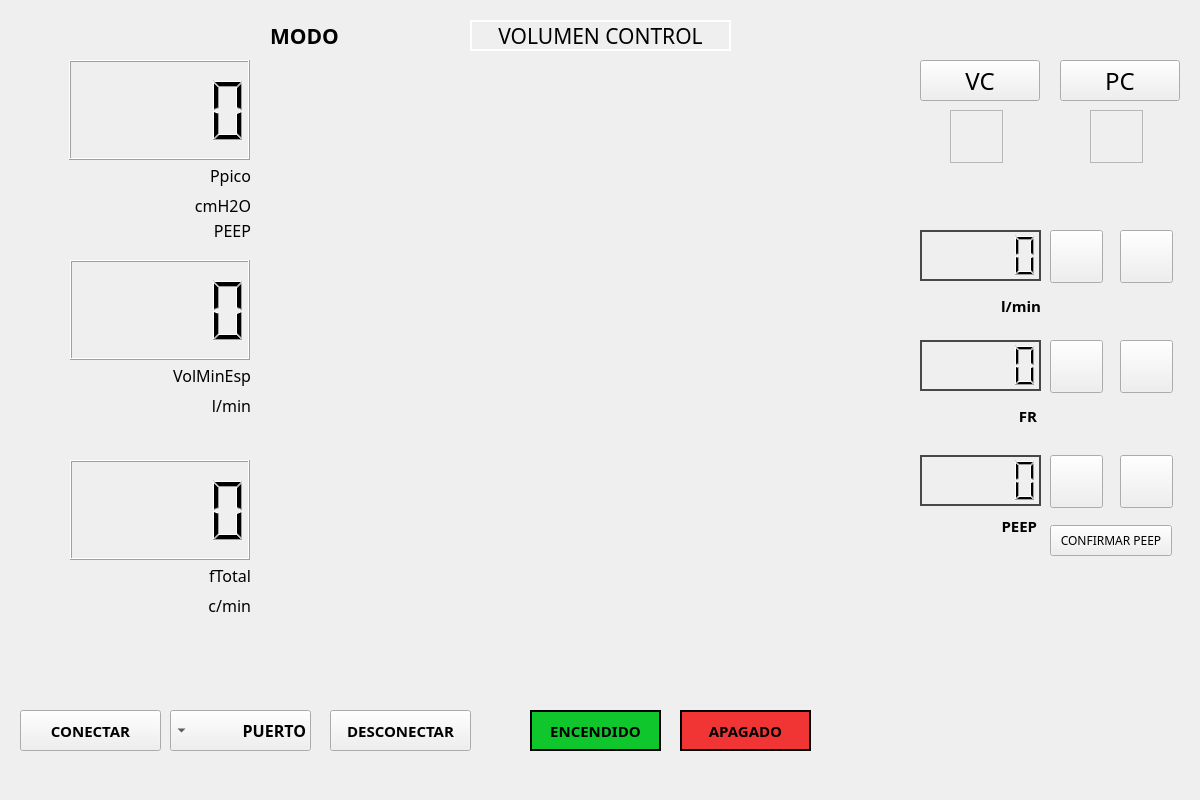
Qt form diseño_gui.ui (1PYTHON1/Interfaz_Grafica_Ventilador_Mecanico_PyQt5) before a commit.
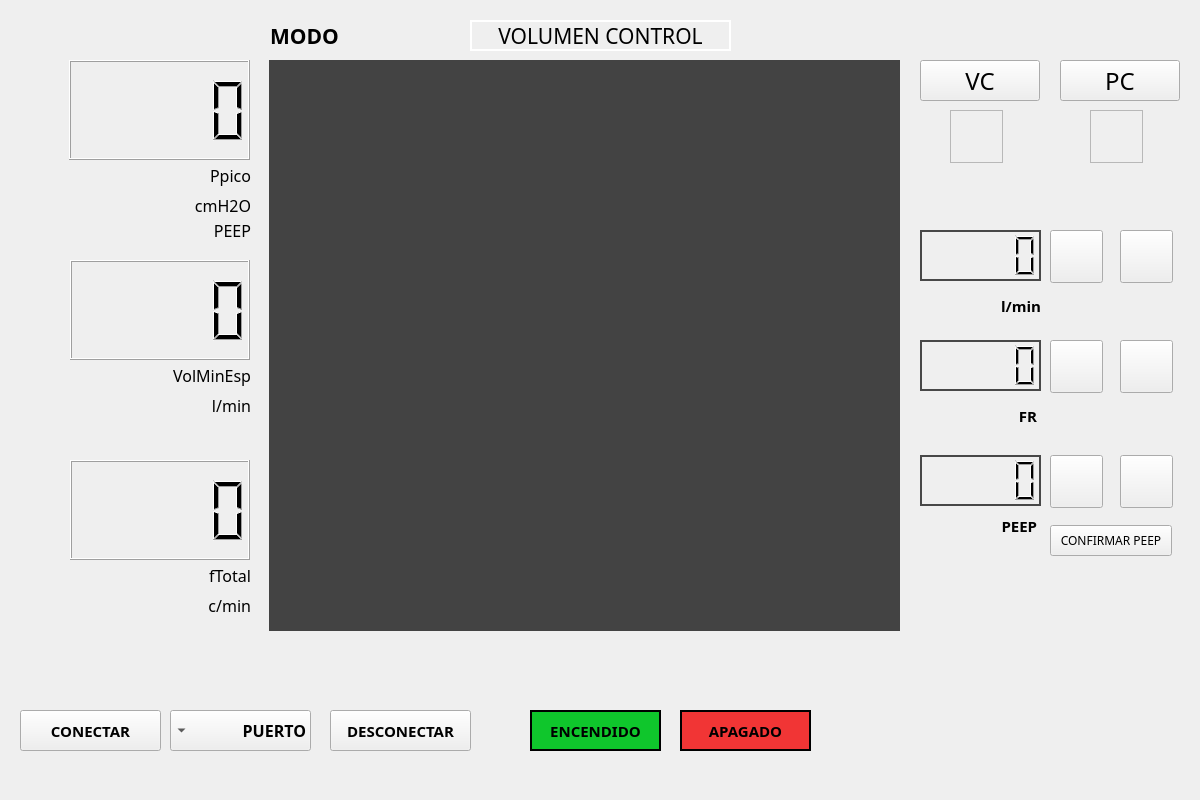
The same form after that commit. Icons and pictures are not drawn.

Patch:
```diff
--- a/diseño_gui.ui
+++ b/diseño_gui.ui
@@ -35,42 +35,27 @@
       <x>269</x>
       <y>60</y>
       <width>631</width>
-      <height>200</height>
+      <height>571</height>
      </rect>
     </property>
+    <property name="styleSheet">
+     <string notr="true">*
+{
+background-color: rgb(67, 67, 67);
+}</string>
+    </property>
     <widget class="QWidget" name="verticalLayoutWidget">
      <property name="geometry">
       <rect>
        <x>0</x>
        <y>0</y>
        <width>631</width>
-       <height>191</height>
+       <height>571</height>
       </rect>
      </property>
      <layout class="QVBoxLayout" name="verticalLayout_signal_1"/>
     </widget>
    </widget>
-   <widget class="QWidget" name="signal_2" native="true">
-    <property name="geometry">
-     <rect>
-      <x>269</x>
-      <y>260</y>
-      <width>631</width>
-      <height>200</height>
-     </rect>
-    </property>
-    <widget class="QWidget" name="verticalLayoutWidget_2">
-     <property name="geometry">
-      <rect>
-       <x>0</x>
-       <y>0</y>
-       <width>631</width>
-       <height>191</height>
-      </rect>
-     </property>
-     <layout class="QVBoxLayout" name="verticalLayout_signal_2"/>
-    </widget>
-   </widget>
    <widget class="QPushButton" name="pushButton_pc">
     <property name="geometry">
      <rect>
@@ -89,27 +74,6 @@
      <string>PC</string>
     </property>
    </widget>
-   <widget class="QWidget" name="signal_3" native="true">
-    <property name="geometry">
-     <rect>
-      <x>269</x>
-      <y>460</y>
-      <width>631</width>
-      <height>200</height>
-     </rect>
-    </property>
-    <widget class="QWidget" name="verticalLayoutWidget_6">
-     <property name="geometry">
-      <rect>
-       <x>0</x>
-       <y>0</y>
-       <width>631</width>
-       <height>191</height>
-      </rect>
-     </property>
-     <layout class="QVBoxLayout" name="verticalLayout_signal_3"/>
-    </widget>
-   </widget>
    <widget class="QPushButton" name="pushButton_vc">
     <property name="geometry">
      <rect>
```
Left out of the diff: 2 changed lines with no effect on the pictures.
